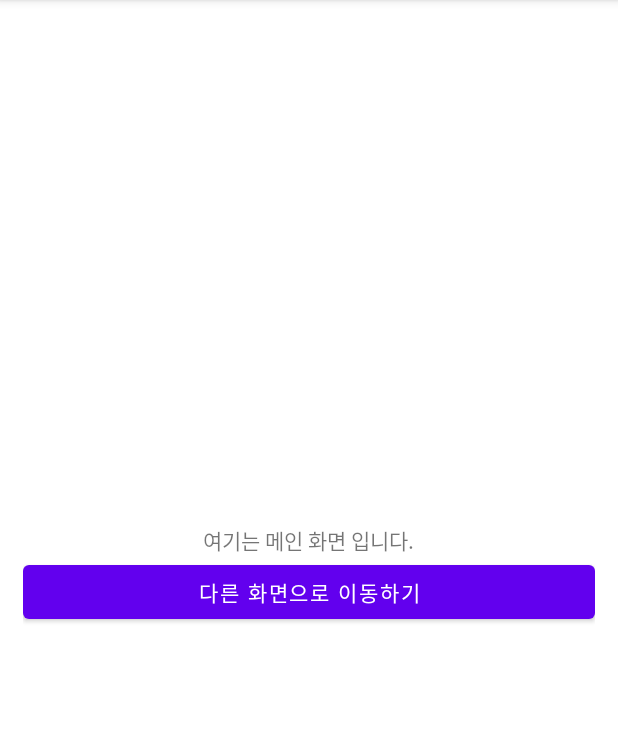
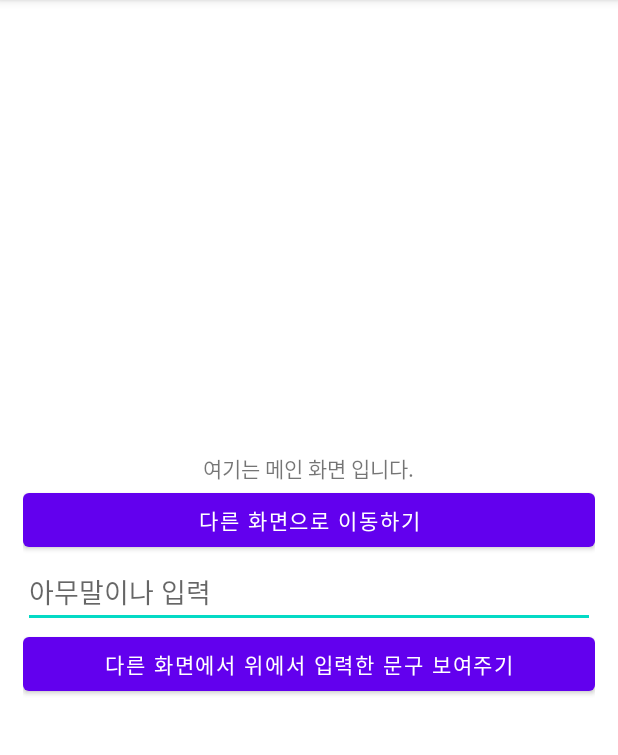
Before and after one commit to soobin519/MyApplication_20220516, an Android app: the screen it shows after launch (MainActivity), on a phone screen of 412 x 824 dp, the part 84-839 px from its top. Run offline under Robolectric (Android 15) with nearby library versions, the phone set to English and light mode, and no system bars.

Commit message:
intent 2 : 데이터 들고 화면 이동하기 구조 작성

```diff
--- a/app/src/main/AndroidManifest.xml
+++ b/app/src/main/AndroidManifest.xml
@@ -14,6 +14,9 @@
         android:theme="@style/Theme.MyApplication"
         tools:targetApi="31">
         <activity
+            android:name=".ViewMessageActivity"
+            android:exported="false" />
+        <activity
             android:name=".OtherActivity"
             android:exported="false" />
         <activity
--- a/app/src/main/java/kr/co/asianaidt/myapplication/MainActivity.kt
+++ b/app/src/main/java/kr/co/asianaidt/myapplication/MainActivity.kt
@@ -16,5 +16,11 @@ class MainActivity : AppCompatActivity() {
             val myIntent = Intent(this, OtherActivity::class.java)
             startActivity(myIntent)
         }
+
+        btnSendMessage.setOnClickListener {
+            //1. 입력한 내용을 변수에 저장
+
+            //2. 메세지 보여주는 화면으로 (1의 변수를 들고)이동
+        }
     }
 }
--- a/app/src/main/res/layout/activity_main.xml
+++ b/app/src/main/res/layout/activity_main.xml
@@ -20,4 +20,18 @@
         android:layout_height="wrap_content"
         android:text="다른 화면으로 이동하기"/>
 
+    <EditText
+        android:id="@+id/edtMessage"
+        android:layout_width="match_parent"
+        android:layout_height="wrap_content"
+        android:hint="아무말이나 입력"/>
+
+    <Button
+        android:id="@+id/btnSendMessage"
+        android:layout_width="match_parent"
+        android:layout_height="wrap_content"
+        android:text="다른 화면에서 위에서 입력한 문구 보여주기"/>
+
+
+
 </LinearLayout>
```
Also changed, not shown: app/src/main/java/kr/co/asianaidt/myapplication/ViewMessageActivity.kt (added, +11 -0 lines), app/src/main/res/layout/activity_view_message.xml (added, +12 -0 lines).
